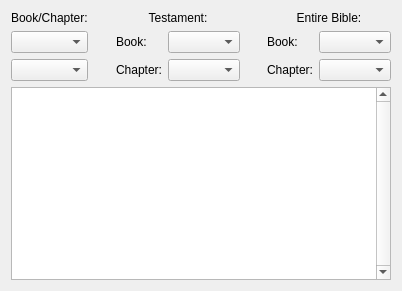
dewhisna/KingJamesPureBibleSearch, file programs/KJVCanOpener/KJVBrowser.ui: the form before one commit.
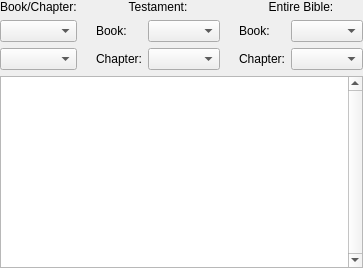
The form after the commit.

Commit message: Fixed spacing on the KVJBrowser widget.

```diff
--- a/programs/KJVCanOpener/KJVBrowser.ui
+++ b/programs/KJVCanOpener/KJVBrowser.ui
@@ -2,18 +2,13 @@
 <ui version="4.0">
  <class>CKJVBrowser</class>
  <widget class="QWidget" name="CKJVBrowser">
-  <property name="geometry">
-   <rect>
-    <x>0</x>
-    <y>0</y>
-    <width>402</width>
-    <height>291</height>
-   </rect>
-  </property>
   <property name="windowTitle">
    <string>Form</string>
   </property>
   <layout class="QGridLayout" name="gridLayout_2">
+   <property name="margin">
+    <number>0</number>
+   </property>
    <item row="0" column="0">
     <layout class="QGridLayout" name="gridLayout">
      <item row="0" column="0">
```
The commit also changes 1 other file.
